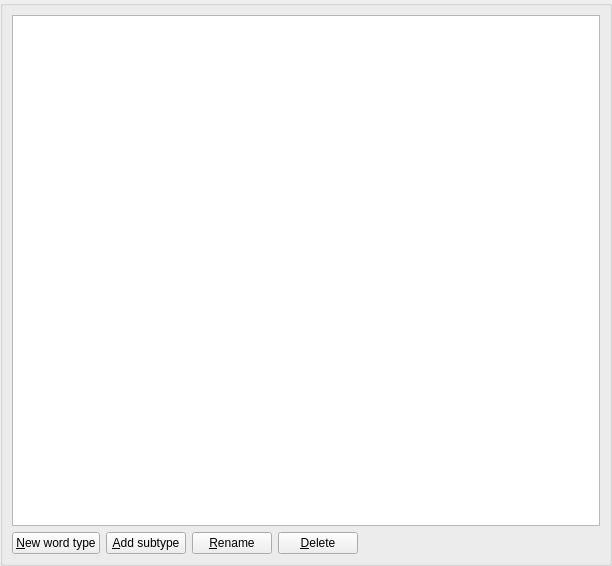
Old version of the form src/docprop-dialogs/typeeditform.ui in the repository KDE/parley.
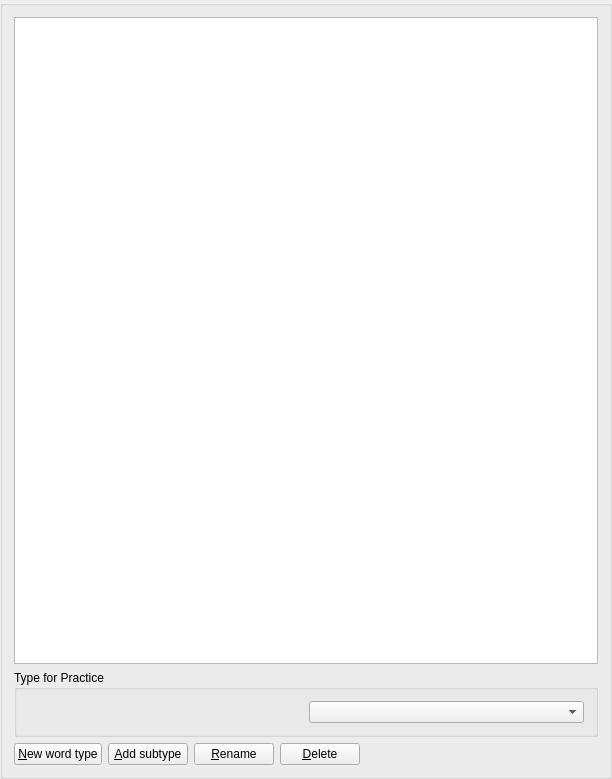
New version of the form.

Commit message: Add combobox to select special types (like noun) for a work type. This empowers the mighty user to have even multiple noun types, each with subtypes. Localization of the specialtypes is not implemented yet. This breaks ABI since I removed an old debug call from the lib. Added setSpecialType calls.

Diff of the .ui file:
```diff
--- a/src/docprop-dialogs/typeeditform.ui
+++ b/src/docprop-dialogs/typeeditform.ui
@@ -6,7 +6,7 @@
     <x>0</x>
     <y>0</y>
     <width>612</width>
-    <height>566</height>
+    <height>779</height>
    </rect>
   </property>
   <property name="minimumSize" >
@@ -39,26 +39,30 @@
    </property>
    <item row="0" column="0" >
     <widget class="QGroupBox" name="titleGroupBox" >
-     <layout class="QGridLayout" >
-      <property name="leftMargin" >
-       <number>9</number>
-      </property>
-      <property name="topMargin" >
-       <number>9</number>
-      </property>
-      <property name="rightMargin" >
-       <number>9</number>
-      </property>
-      <property name="bottomMargin" >
-       <number>9</number>
-      </property>
-      <property name="horizontalSpacing" >
-       <number>6</number>
-      </property>
-      <property name="verticalSpacing" >
-       <number>6</number>
-      </property>
-      <item row="2" column="1" >
+     <layout class="QVBoxLayout" >
+      <item>
+       <widget class="QTreeView" name="wordTypeTreeView" />
+      </item>
+      <item>
+       <widget class="QGroupBox" name="groupBox" >
+        <property name="title" >
+         <string>Type for Practice</string>
+        </property>
+        <layout class="QHBoxLayout" >
+         <item>
+          <widget class="QLabel" name="specialTypeLabel" >
+           <property name="text" >
+            <string/>
+           </property>
+          </widget>
+         </item>
+         <item>
+          <widget class="QComboBox" name="specialTypeComboBox" />
+         </item>
+        </layout>
+       </widget>
+      </item>
+      <item>
        <layout class="QHBoxLayout" >
         <property name="spacing" >
          <number>6</number>
@@ -139,9 +143,6 @@
         </item>
        </layout>
       </item>
-      <item row="0" column="1" >
-       <widget class="QTreeView" name="wordTypeTreeView" />
-      </item>
      </layout>
     </widget>
    </item>
```
The commit also changes 3 other files.
